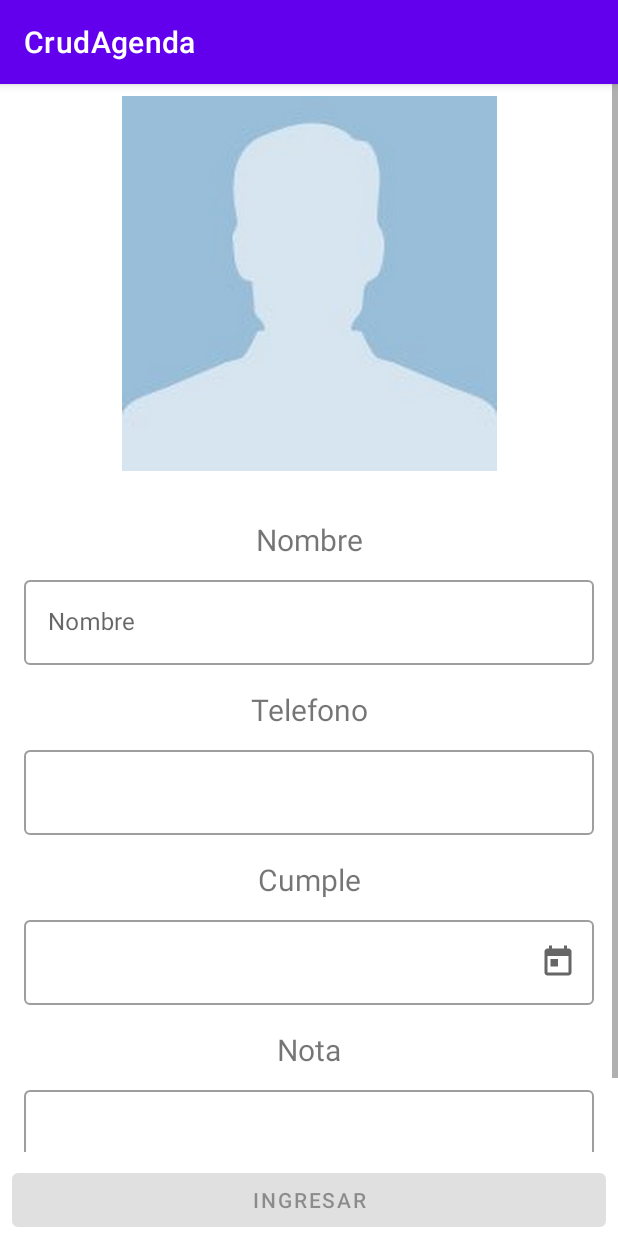
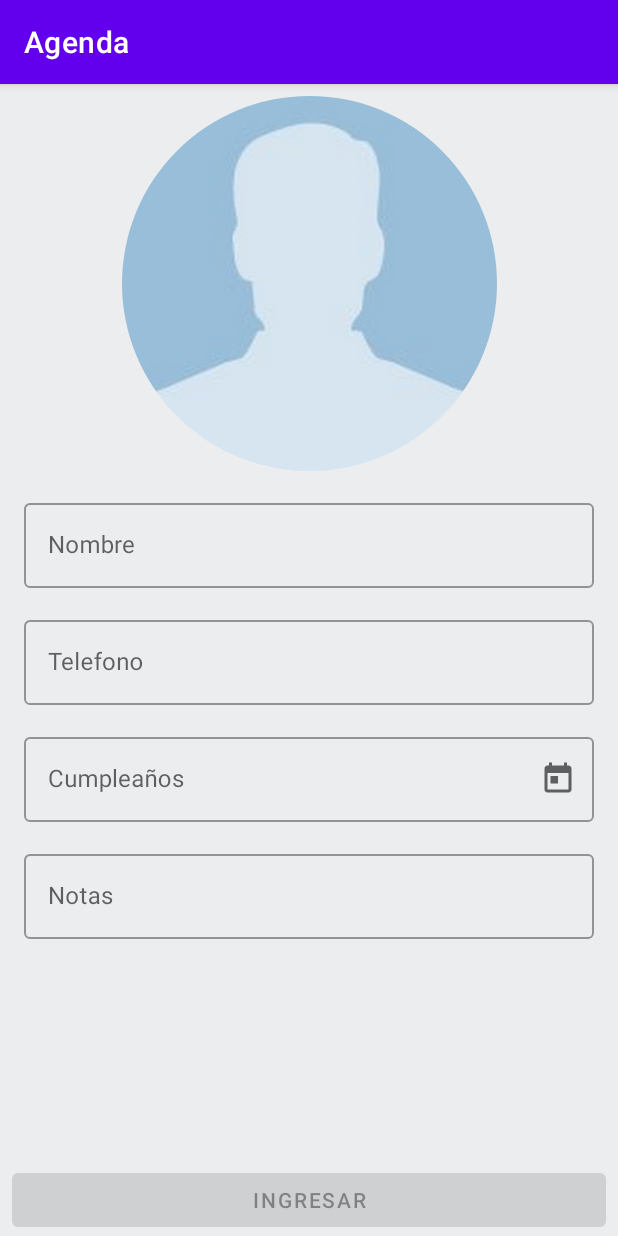
Before and after one commit to Orlandroid/Agenda, an Android app: the AddContactFragment screen opened through its navigation route, on a phone screen of 412 x 824 dp. Run offline under Robolectric (Android 15) with nearby library versions, the phone set to English and light mode, and no system bars; our stand-ins replace Dagger/Hilt's generated code.

Commit message:
[FRT] Se resuelven algunos bugs al actualizar los contactos y se realiza refactorizacion de algunas vistas

```diff
--- a/app/src/main/java/com/example/crudagenda/ui/addcontact/AddContact.kt
+++ b/app/src/main/java/com/example/crudagenda/ui/addcontact/AddContactFragment.kt
@@ -13,6 +13,7 @@ import androidx.fragment.app.Fragment
 import androidx.fragment.app.viewModels
 import androidx.lifecycle.lifecycleScope
 import androidx.navigation.fragment.findNavController
+import com.bumptech.glide.Glide
 import com.example.crudagenda.R
 import com.example.crudagenda.databinding.FragmentAddContactBinding
 import com.example.crudagenda.util.*
@@ -21,7 +22,7 @@ import kotlinx.coroutines.launch
 
 
 @AndroidEntryPoint
-class AddContact : Fragment() {
+class AddContactFragment : Fragment() {
 
 
     private var _binding: FragmentAddContactBinding? = null
@@ -56,7 +57,7 @@ class AddContact : Fragment() {
         binding.txtCumple.setEndIconOnClickListener {
             showDatePickerDialog()
         }
-        binding.imagen.setImageResource(R.drawable.unknown)
+        Glide.with(requireActivity()).load(R.drawable.unknown).circleCrop().into(binding.imagen)
     }
 
     private fun setUpObserver() {
@@ -117,7 +118,7 @@ class AddContact : Fragment() {
         val name = binding.txtName.editText?.text.toString()
         val phone = binding.txtTelefono.editText?.text.toString()
         val birthday = binding.txtCumple.editText?.text.toString()
-        var note = binding.txtNota.editText?.text.toString()
+        var note = binding.txtNota.editText?.text.toString().trim()
         if (note.isEmpty()) {
             note = ""
         }
--- a/app/src/main/java/com/example/crudagenda/ui/listaagenda/ListaAgendaAdapter.kt
+++ b/app/src/main/java/com/example/crudagenda/ui/listaagenda/ListaAgendaAdapter.kt
@@ -7,9 +7,9 @@ import android.widget.ImageView
 import android.widget.TextView
 import androidx.navigation.findNavController
 import androidx.recyclerview.widget.RecyclerView
-import com.bumptech.glide.Glide
 import com.example.crudagenda.R
 import com.example.crudagenda.modelo.Contacto
+import com.example.crudagenda.util.loadImageWithAnimation
 
 class ListaAgendaAdapter :
     RecyclerView.Adapter<ListaAgendaAdapter.ViewHolder>() {
@@ -33,7 +33,7 @@ class ListaAgendaAdapter :
             phone.text = contact.phone
             birthday.text = contact.birthday
             note.text = contact.note
-            Glide.with(itemView.context).load(contact.image).into(image)
+            image.loadImageWithAnimation(contact.image!!)
         }
     }
 
@@ -47,7 +47,7 @@ class ListaAgendaAdapter :
         val contacto = listaContactos[position]
         viewHolder.bind(contacto)
         viewHolder.itemView.setOnClickListener {
-            val accion = ListaAgendaDirections.actionListaAgendaToUpdate(contacto)
+            val accion = ListaAgendaFragmentDirections.actionListaAgendaToUpdate(contacto)
             viewHolder.itemView.findNavController().navigate(accion)
         }
     }
--- a/app/src/main/java/com/example/crudagenda/ui/listaagenda/ListaAgenda.kt
+++ b/app/src/main/java/com/example/crudagenda/ui/listaagenda/ListaAgendaFragment.kt
@@ -8,19 +8,19 @@ import androidx.lifecycle.lifecycleScope
 import androidx.navigation.fragment.findNavController
 import com.example.crudagenda.R
 import com.example.crudagenda.databinding.FragmentListaAgendaBinding
+
 import com.example.crudagenda.util.*
 import dagger.hilt.android.AndroidEntryPoint
 import kotlinx.coroutines.launch
 
 @AndroidEntryPoint
-class ListaAgenda : Fragment(), ListenerAlertDialog {
+class ListaAgendaFragment : Fragment(), ListenerAlertDialog {
 
 
     private var _binding: FragmentListaAgendaBinding? = null
 
     private val binding get() = _binding!!
     private val viewModel: ViewModelListaAgenda by viewModels()
-    private val TAG = "LISTA_AGENDA"
     private val adapter = ListaAgendaAdapter()
 
     private fun getListener(): ListenerAlertDialog = this
@@ -34,13 +34,20 @@ class ListaAgenda : Fragment(), ListenerAlertDialog {
         return binding.root
     }
 
-    private fun setUpUi() {
+    private fun setUpUi() = with(binding) {
+        progressBar.visible()
         viewModel.getAllContacts().observe(viewLifecycleOwner) {
-            binding.progressBar.visibility=View.GONE
-            adapter.setData(it.toMutableList())
+            if (it.isEmpty()) {
+                adapter.setData(mutableListOf())
+                tvNoData.visible()
+            } else {
+                tvNoData.gone()
+                adapter.setData(it.toMutableList())
+            }
+            progressBar.gone()
         }
-        binding.recyclerViewContactos.adapter = adapter
-        binding.floatingActionButton.setOnClickListener {
+        recyclerViewContactos.adapter = adapter
+        floatingActionButton.setOnClickListener {
             findNavController().navigate(R.id.action_listaAgenda_to_addContact)
         }
     }
@@ -77,10 +84,8 @@ class ListaAgenda : Fragment(), ListenerAlertDialog {
     }
 
     override fun btnEliminar() {
-        lifecycleScope.launch {
-            viewModel.deleteAllContacts()
-            binding.progressBar.visibility = View.VISIBLE
-        }
-        viewModel.getAllContacts()
+        viewModel.deleteAllContacts()
+        binding.progressBar.visible()
     }
+
 }
--- a/app/src/main/java/com/example/crudagenda/ui/listaagenda/ViewModelListaAgenda.kt
+++ b/app/src/main/java/com/example/crudagenda/ui/listaagenda/ViewModelListaAgenda.kt
@@ -16,7 +16,7 @@ class ViewModelListaAgenda @Inject constructor(
     ViewModel() {
 
 
-    suspend fun deleteAllContacts() {
+    fun deleteAllContacts() {
         viewModelScope.launch(Dispatchers.IO) {
             repository.deleteAllContactos()
         }
--- a/app/src/main/java/com/example/crudagenda/util/Result.kt
+++ b/app/src/main/java/com/example/crudagenda/util/Result.kt
@@ -2,7 +2,7 @@ package com.example.crudagenda.util
 
 
 sealed class ResultData<T>(val data: T? = null, val message: String? = null) {
-    class Succes<T>(data: T) : ResultData<T>(data)
+    class Success<T>(data: T) : ResultData<T>(data)
     class Error<T>(message: String?) : ResultData<T>(message = message)
     class ErrorNetwork<T>(message: String?) : ResultData<T>(message = message)
     class Loading<T> : ResultData<T>()
--- a/app/src/main/res/drawable/ic_add.xml
+++ b/app/src/main/res/drawable/ic_add.xml
@@ -3,7 +3,7 @@
     android:height="24dp"
     android:viewportWidth="24"
     android:viewportHeight="24"
-    android:tint="?attr/colorControlNormal">
+    android:tint="@color/white">
   <path
       android:fillColor="@android:color/white"
       android:pathData="M19,13h-6v6h-2v-6H5v-2h6V5h2v6h6v2z"/>
--- /dev/null
+++ b/app/src/main/res/drawable/ic_baseline_add_24.xml
@@ -0,0 +1,5 @@
+<vector android:height="24dp" android:tint="#000000"
+    android:viewportHeight="24" android:viewportWidth="24"
+    android:width="24dp" xmlns:android="http://schemas.android.com/apk/res/android">
+    <path android:fillColor="@android:color/white" android:pathData="M19,13h-6v6h-2v-6H5v-2h6V5h2v6h6v2z"/>
+</vector>
--- /dev/null
+++ b/app/src/main/res/drawable/loading_animation.xml
@@ -0,0 +1,6 @@
+<?xml version="1.0" encoding="utf-8"?>
+
+<animated-rotate xmlns:android="http://schemas.android.com/apk/res/android"
+    android:drawable="@drawable/loading_img"
+    android:pivotX="50%"
+    android:pivotY="50%" />
--- /dev/null
+++ b/app/src/main/res/drawable/loading_img.xml
@@ -0,0 +1,39 @@
+<vector android:height="24dp" android:viewportHeight="72"
+    android:viewportWidth="72" android:width="24dp" xmlns:android="http://schemas.android.com/apk/res/android">
+    <path android:fillColor="#cccccf"
+        android:pathData="M36.06,28.92L36.06,32.18"
+        android:strokeColor="#e7e7e7" android:strokeLineCap="round" android:strokeWidth="1"/>
+    <path android:fillColor="#c8c8cc"
+        android:pathData="M39.45,29.88L37.82,32.71"
+        android:strokeColor="#cacaca" android:strokeLineCap="round" android:strokeWidth="1"/>
+    <path android:fillColor="#bbbbbe"
+        android:pathData="M42.12,32.32L39.3,33.95"
+        android:strokeColor="#cdcdcd" android:strokeLineCap="round" android:strokeWidth="1"/>
+    <path android:fillColor="#b2b2b7"
+        android:pathData="M39.8,35.98L43.06,35.98"
+        android:strokeColor="#cbcbcb" android:strokeLineCap="round" android:strokeWidth="1"/>
+    <path android:fillColor="#d0d0d4"
+        android:pathData="M32.77,29.99L34.4,32.81"
+        android:strokeColor="#ededed" android:strokeLineCap="round" android:strokeWidth="1"/>
+    <path android:fillColor="#949497"
+        android:pathData="M30.1,32.42L32.92,34.05"
+        android:strokeColor="#525252" android:strokeLineCap="round" android:strokeWidth="1"/>
+    <path android:fillColor="#97979b"
+        android:pathData="M32.42,35.98L29.16,35.98"
+        android:strokeColor="#6e6e6e" android:strokeLineCap="round" android:strokeWidth="1"/>
+    <path android:fillColor="#a8a8ac"
+        android:pathData="M36.06,43.08L36.06,39.82"
+        android:strokeColor="#a0a0a0" android:strokeLineCap="round" android:strokeWidth="1"/>
+    <path android:fillColor="#cacaca"
+        android:pathData="M39.7,41.99L38.07,39.16"
+        android:strokeColor="#cacaca" android:strokeLineCap="round" android:strokeWidth="1"/>
+    <path android:fillColor="#b6b6ba"
+        android:pathData="M42.19,39.4L39.37,37.77"
+        android:strokeColor="#ccc" android:strokeLineCap="round" android:strokeWidth="1"/>
+    <path android:fillColor="#a1a1a5"
+        android:pathData="M32.46,41.98L34.09,39.16"
+        android:strokeColor="#909090" android:strokeLineCap="round" android:strokeWidth="1"/>
+    <path android:fillColor="#9d9da0"
+        android:pathData="M29.85,39.4L32.67,37.77"
+        android:strokeColor="#7a7a7a" android:strokeLineCap="round" android:strokeWidth="1"/>
+</vector>
--- a/app/src/main/res/layout/fragment_add_contact.xml
+++ b/app/src/main/res/layout/fragment_add_contact.xml
@@ -5,6 +5,7 @@
     xmlns:tools="http://schemas.android.com/tools"
     android:layout_width="match_parent"
     android:layout_height="match_parent"
+    android:background="@color/background"
     android:orientation="vertical">
 
     <Button
@@ -12,12 +13,14 @@
         android:layout_width="match_parent"
         android:layout_height="wrap_content"
         android:layout_marginStart="8dp"
+        android:layout_marginTop="16dp"
         android:layout_marginEnd="8dp"
         android:enabled="false"
         android:text="Ingresar"
         app:layout_constraintBottom_toBottomOf="parent"
         app:layout_constraintEnd_toEndOf="parent"
-        app:layout_constraintStart_toEndOf="@+id/parent" />
+        app:layout_constraintStart_toStartOf="parent"
+        app:layout_constraintTop_toBottomOf="@+id/scrollView2" />
 
     <ScrollView
         android:id="@+id/scrollView2"
@@ -35,62 +38,18 @@
             android:layout_width="match_parent"
             android:layout_height="wrap_content"
             android:fitsSystemWindows="true"
-            tools:context=".ui.addcontact.AddContact">
+            tools:context=".ui.addcontact.AddContactFragment">
 
             <ProgressBar
                 android:id="@+id/progressBar3"
                 style="?android:attr/progressBarStyle"
                 android:layout_width="wrap_content"
                 android:layout_height="wrap_content"
-                android:visibility="invisible"
+                android:visibility="gone"
                 app:layout_constraintBottom_toBottomOf="parent"
                 app:layout_constraintEnd_toEndOf="parent"
                 app:layout_constraintStart_toStartOf="parent"
                 app:layout_constraintTop_toTopOf="parent" />
-
-            <TextView
-                android:id="@+id/textView"
-                android:layout_width="wrap_content"
-                android:layout_height="wrap_content"
-                android:layout_marginTop="32dp"
-                android:text="Nombre"
-                android:textSize="20sp"
-                app:layout_constraintEnd_toEndOf="parent"
-                app:layout_constraintStart_toStartOf="parent"
-                app:layout_constraintTop_toBottomOf="@+id/imagen" />
-
-            <TextView
-                android:id="@+id/textView2"
-                android:layout_width="wrap_content"
-                android:layout_height="wrap_content"
-                android:layout_marginTop="16dp"
-                android:text="Telefono"
-                android:textSize="20sp"
-                app:layout_constraintEnd_toEndOf="parent"
-                app:layout_constraintStart_toStartOf="parent"
-                app:layout_constraintTop_toBottomOf="@+id/txt_name" />
-
-            <TextView
-                android:id="@+id/textView3"
-                android:layout_width="wrap_content"
-                android:layout_height="wrap_content"
-                android:layout_marginTop="16dp"
-                android:text="Cumple"
-                android:textSize="20sp"
-                app:layout_constraintEnd_toEndOf="parent"
-                app:layout_constraintStart_toStartOf="parent"
-                app:layout_constraintTop_toBottomOf="@+id/txt_telefono" />
-
-            <TextView
-                android:id="@+id/textView4"
-                android:layout_width="wrap_content"
-                android:layout_height="wrap_content"
-                android:layout_marginTop="16dp"
-                android:text="Nota"
-                android:textSize="20sp"
-                app:layout_constraintEnd_toEndOf="parent"
-                app:layout_constraintStart_toStartOf="parent"
-                app:layout_constraintTop_toBottomOf="@+id/txt_cumple" />
 
             <com.google.android.material.textfield.TextInputLayout
                 android:id="@+id/txt_name"
@@ -98,18 +57,19 @@
                 android:layout_width="0dp"
                 android:layout_height="wrap_content"
                 android:layout_marginStart="16dp"
-                android:layout_marginTop="8dp"
+                android:layout_marginTop="16dp"
                 android:layout_marginEnd="16dp"
                 android:ems="10"
-                android:hint="Nombre"
+                android:hint="@string/nombre"
                 android:inputType="textPersonName"
                 app:layout_constraintEnd_toEndOf="parent"
                 app:layout_constraintStart_toStartOf="parent"
-                app:layout_constraintTop_toBottomOf="@+id/textView">
+                app:layout_constraintTop_toBottomOf="@+id/imagen">
 
                 <com.google.android.material.textfield.TextInputEditText
                     android:layout_width="match_parent"
-                    android:layout_height="wrap_content" />
+                    android:layout_height="wrap_content"
+                    android:singleLine="true" />
             </com.google.android.material.textfield.TextInputLayout>
 
             <com.google.android.material.textfield.TextInputLayout
@@ -118,17 +78,20 @@
                 android:layout_width="0dp"
                 android:layout_height="wrap_content"
                 android:layout_marginStart="16dp"
-                android:layout_marginTop="8dp"
+                android:layout_marginTop="16dp"
                 android:layout_marginEnd="16dp"
                 android:ems="10"
                 app:layout_constraintEnd_toEndOf="parent"
                 app:layout_constraintStart_toStartOf="parent"
-                app:layout_constraintTop_toBottomOf="@+id/textView2">
+                app:layout_constraintTop_toBottomOf="@+id/txt_name">
 
                 <com.google.android.material.textfield.TextInputEditText
                     android:layout_width="match_parent"
                     android:layout_height="wrap_content"
-                    android:inputType="number" />
+                    android:hint="@string/telefono"
+                    android:inputType="number"
+                    android:maxLength="10"
+                    android:singleLine="true" />
             </com.google.android.material.textfield.TextInputLayout>
 
 
@@ -138,7 +101,7 @@
                 android:layout_width="0dp"
                 android:layout_height="wrap_content"
                 android:layout_marginStart="16dp"
-                android:layout_marginTop="8dp"
+                android:layout_marginTop="16dp"
                 android:layout_marginEnd="16dp"
                 android:ems="10"
                 android:inputType="textPersonName"
@@ -147,12 +110,14 @@
                 app:endIconMode="custom"
                 app:layout_constraintEnd_toEndOf="parent"
                 app:layout_constraintStart_toStartOf="parent"
-                app:layout_constraintTop_toBottomOf="@+id/textView3">
+                app:layout_constraintTop_toBottomOf="@+id/txt_telefono">
 
                 <com.google.android.material.textfield.TextInputEditText
                     android:layout_width="match_parent"
                     android:layout_height="wrap_content"
-                    android:enabled="false" />
+                    android:enabled="false"
+                    android:hint="@string/cumplea_os"
+                    android:singleLine="true" />
             </com.google.android.material.textfield.TextInputLayout>
 
             <com.google.android.material.textfield.TextInputLayout
@@ -161,17 +126,19 @@
                 android:layout_width="0dp"
                 android:layout_height="100dp"
                 android:layout_marginStart="16dp"
-                android:layout_marginTop="8dp"
+                android:layout_marginTop="16dp"
                 android:layout_marginEnd="16dp"
                 android:ems="10"
                 android:inputType="textMultiLine"
                 app:layout_constraintEnd_toEndOf="parent"
                 app:layout_constraintStart_toStartOf="parent"
-                app:layout_constraintTop_toBottomOf="@+id/textView4">
+                app:layout_constraintTop_toBottomOf="@+id/txt_cumple">
 
                 <com.google.android.material.textfield.TextInputEditText
                     android:layout_width="match_parent"
-                    android:layout_height="wrap_content" />
+                    android:layout_height="wrap_content"
+                    android:hint="@string/notas"
+                    android:maxLines="5" />
             </com.google.android.material.textfield.TextInputLayout>
 
             <ImageView
@@ -182,8 +149,7 @@
                 android:contentDescription="@string/description"
                 app:layout_constraintEnd_toEndOf="parent"
                 app:layout_constraintStart_toStartOf="parent"
-                app:layout_constraintTop_toTopOf="parent"
-                tools:src="@tools:sample/avatars" />
+                app:layout_constraintTop_toTopOf="parent" />
         </androidx.constraintlayout.widget.ConstraintLayout>
     </ScrollView>
 </androidx.constraintlayout.widget.ConstraintLayout>
--- a/app/src/main/res/navigation/nav_graph.xml
+++ b/app/src/main/res/navigation/nav_graph.xml
@@ -7,7 +7,7 @@
 
     <fragment
         android:id="@+id/listaAgenda"
-        android:name="com.example.crudagenda.ui.listaagenda.ListaAgenda"
+        android:name="com.example.crudagenda.ui.listaagenda.ListaAgendaFragment"
         android:label="fragment_lista_agenda"
         tools:layout="@layout/fragment_lista_agenda">
         <action
@@ -21,7 +21,7 @@
     </fragment>
     <fragment
         android:id="@+id/addContact"
-        android:name="com.example.crudagenda.ui.addcontact.AddContact"
+        android:name="com.example.crudagenda.ui.addcontact.AddContactFragment"
         android:label="fragment_add_contact"
         tools:layout="@layout/fragment_add_contact">
         <action
@@ -30,7 +30,7 @@
     </fragment>
     <fragment
         android:id="@+id/update"
-        android:name="com.example.crudagenda.ui.update.Update"
+        android:name="com.example.crudagenda.ui.update.UpdateFragment"
         android:label="fragment_update"
         tools:layout="@layout/fragment_update">
         <action
--- a/app/src/main/res/values/colors.xml
+++ b/app/src/main/res/values/colors.xml
@@ -8,4 +8,5 @@
     <color name="black">#FF000000</color>
     <color name="white">#FFFFFFFF</color>
     <color name="card_view_background">#6f74dd</color>
+    <color name="background">#ebedef</color>
 </resources>
--- a/app/src/main/res/values/strings.xml
+++ b/app/src/main/res/values/strings.xml
@@ -1,11 +1,16 @@
 <resources>
-    <string name="app_name">CrudAgenda</string>
-    <!-- TODO: Remove or change this placeholder text -->
-    <string name="hello_blank_fragment">Hello blank fragment</string>
+    <string name="app_name">Agenda</string>
     <string name="eliminar">Eliminar</string>
     <string name="description">Description</string>
     <string name="update">update</string>
     <string name="birthday">Birthday</string>
     <string name="name">Name</string>
     <string name="descrption">Descrption</string>
+    <string name="telefono">Telefono</string>
+    <string name="cumplea_os">Cumpleaños</string>
+    <string name="notas">Notas</string>
+    <string name="ingresar">Ingresar</string>
+    <string name="actualizar">Actualizar</string>
+    <string name="nombre">Nombre</string>
+    <string name="a_n_no_tienes_datos">Aún no tienes datos</string>
 </resources>
```
Also changed, not shown: app/src/main/java/com/example/crudagenda/ui/update/UpdateFragment.kt (renamed from app/src/main/java/com/example/crudagenda/ui/update/Update.kt, +21 -18 lines), app/src/main/java/com/example/crudagenda/util/Extensions.kt (+48 -1 lines), app/src/main/res/drawable/shape_image_unknown.xml (added, +14 -0 lines), app/src/main/res/layout/fragment_lista_agenda.xml (+20 -3 lines), app/src/main/res/layout/fragment_update.xml (+96 -53 lines), app/src/main/res/layout/item_contacto.xml (+24 -23 lines).
